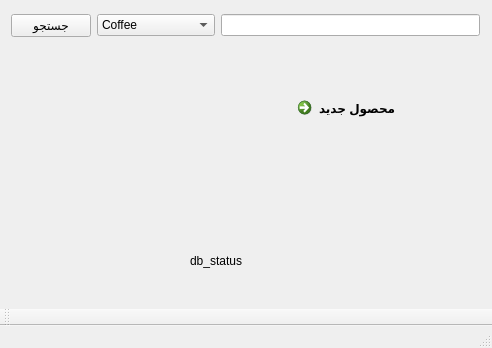
The window that mainwindow.ui (mmoallemi99/AP-Final-Project) describes before a commit, drawn with Qt 5.
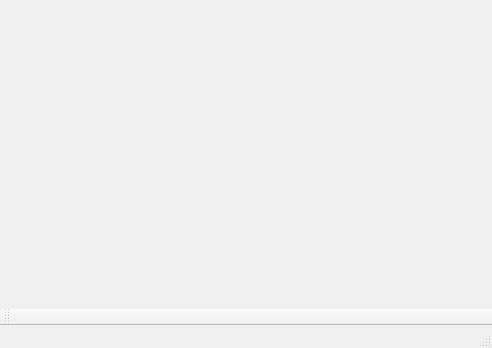
The same window after the commit.

Commit message: MainWindow shit is fixed developing all_products controller

```diff
--- a/mainwindow.ui
+++ b/mainwindow.ui
@@ -20,88 +20,6 @@
      <height>480</height>
     </size>
    </property>
-   <widget class="QCommandLinkButton" name="new_product">
-    <property name="geometry">
-     <rect>
-      <x>290</x>
-      <y>90</y>
-      <width>177</width>
-      <height>41</height>
-     </rect>
-    </property>
-    <property name="text">
-     <string>محصول جدید</string>
-    </property>
-   </widget>
-   <widget class="QLabel" name="db_status">
-    <property name="geometry">
-     <rect>
-      <x>190</x>
-      <y>250</y>
-      <width>91</width>
-      <height>21</height>
-     </rect>
-    </property>
-    <property name="text">
-     <string>db_status</string>
-    </property>
-   </widget>
-   <widget class="QWidget" name="horizontalLayoutWidget">
-    <property name="geometry">
-     <rect>
-      <x>0</x>
-      <y>-10</y>
-      <width>491</width>
-      <height>71</height>
-     </rect>
-    </property>
-    <layout class="QHBoxLayout" name="search_box">
-     <item>
-      <widget class="QPushButton" name="search">
-       <property name="text">
-        <string>جستجو</string>
-       </property>
-      </widget>
-     </item>
-     <item>
-      <widget class="QComboBox" name="type_select">
-       <item>
-        <property name="text">
-         <string>Coffee</string>
-        </property>
-       </item>
-       <item>
-        <property name="text">
-         <string>Toys</string>
-        </property>
-       </item>
-       <item>
-        <property name="text">
-         <string>Food</string>
-        </property>
-       </item>
-       <item>
-        <property name="text">
-         <string>Movies</string>
-        </property>
-       </item>
-       <item>
-        <property name="text">
-         <string>Household Stuff</string>
-        </property>
-       </item>
-       <item>
-        <property name="text">
-         <string>Music</string>
-        </property>
-       </item>
-      </widget>
-     </item>
-     <item>
-      <widget class="QLineEdit" name="search_input"/>
-     </item>
-    </layout>
-   </widget>
   </widget>
   <widget class="QMenuBar" name="menuBar">
    <property name="geometry">
```
The commit also changes 14 other files.
